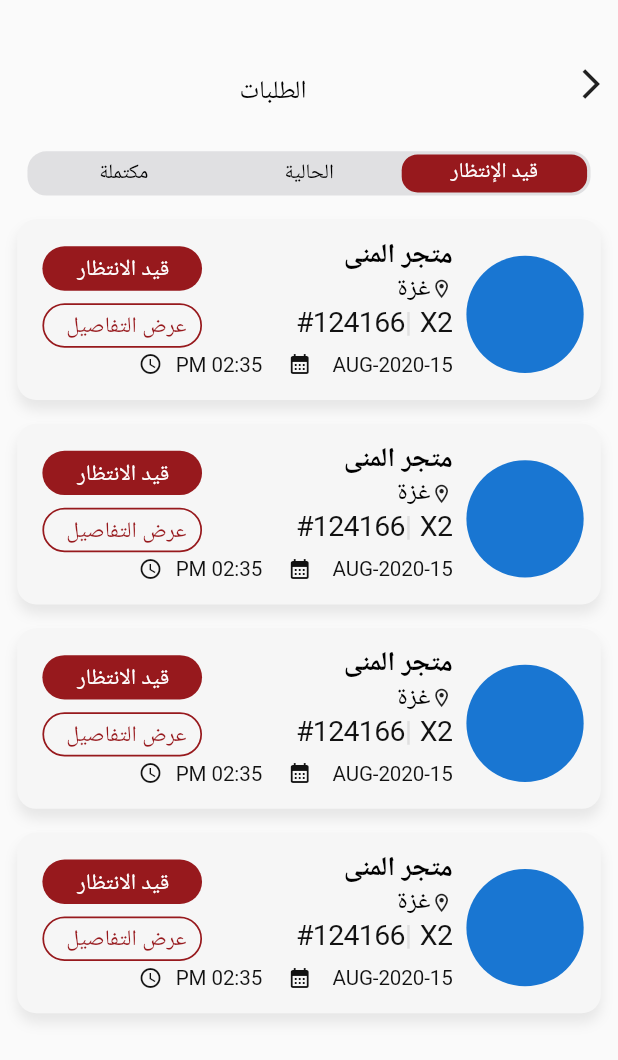
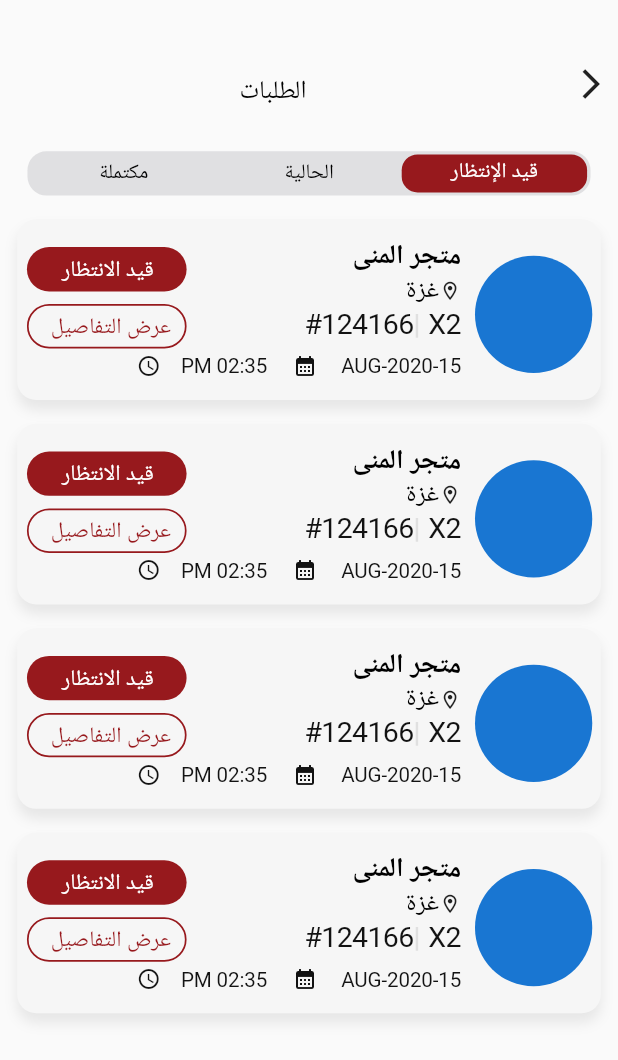
Before and after one commit to Mohamed-Salem7/Bazaar_app, a Flutter app: the OrderScreen screen opened directly, on a phone screen of 412 x 824 dp. Shown: the top 1060 px of the screen. Run offline on Flutter 3.47's test engine with Material 2 defaults, Android fonts, the phone set to English and light mode, and no system bars; our stand-ins replace buttons_tabbar, carousel_slider, flutter_bloc, flutter_screenutil, get, google_fonts; missing offline and left inert: country_state_city_picker; Roboto replaces fonts that are missing (SF Display, SF Pro Text, SFProText-Medium).

Commit message:
master-commit

```diff
--- a/lib/presntaion/layers/Setting/screen/order/widget/body_store.dart
+++ b/lib/presntaion/layers/Setting/screen/order/widget/body_store.dart
@@ -29,10 +29,10 @@ class BodyStore extends StatelessWidget {
         ),
         child: Padding(
           padding:
-          EdgeInsets.only(top: 15.h, right: 10.w,left: 10.w),
+          EdgeInsets.only(top: 15.h),
           child:  Row(
             children: [
-              const PhotoStore(),
+               PhotoStore(),
               InfoStore(index: index,),
             ],
           ),
--- a/lib/presntaion/layers/Setting/screen/order/widget/name_store.dart
+++ b/lib/presntaion/layers/Setting/screen/order/widget/name_store.dart
@@ -20,7 +20,7 @@ class NameStore extends StatelessWidget {
                 color: AppColor.black,
                 letterSpacing: -0.6428571624755859,
                 fontWeight: FontWeight.w700,
-                height: 1.06,
+                height: 1.06.h,
               ),
             ),
             SizedBox(
@@ -49,7 +49,7 @@ class NameStore extends StatelessWidget {
               ),
             ),
             SizedBox(
-              width: 98.w,
+              width: 112.w,
               height: 21.h,
               child: Row(
                 mainAxisAlignment: MainAxisAlignment.start,
--- a/lib/presntaion/layers/Setting/screen/order/widget/photo_store.dart
+++ b/lib/presntaion/layers/Setting/screen/order/widget/photo_store.dart
@@ -8,6 +8,9 @@ class PhotoStore extends StatelessWidget {
   Widget build(BuildContext context) {
     return Row(
       children: [
+        SizedBox(
+          width: 5.w,
+        ),
         Column(
           children: [
             SizedBox(
--- a/lib/presntaion/layers/Setting/screen/order/widget/time_store.dart
+++ b/lib/presntaion/layers/Setting/screen/order/widget/time_store.dart
@@ -10,7 +10,7 @@ class TimeStore extends StatelessWidget {
     return Row(
       children: [
         SizedBox(
-          width: 96.w,
+          width: 98.w,
           height: 17.h,
           child: Row(
             mainAxisAlignment: MainAxisAlignment.spaceBetween,
@@ -36,7 +36,7 @@ class TimeStore extends StatelessWidget {
           width: 15.w,
         ),
         SizedBox(
-          width: 72.w,
+          width: 76.w,
           height: 17.h,
           child: Row(
             mainAxisAlignment: MainAxisAlignment.spaceBetween,
```
